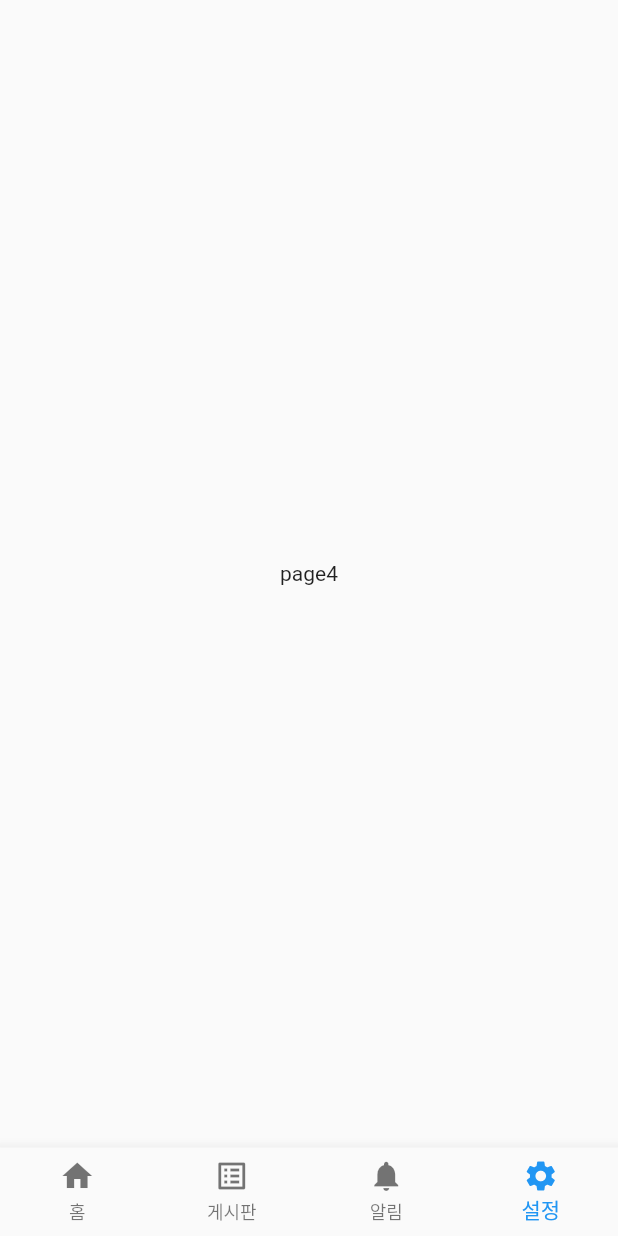
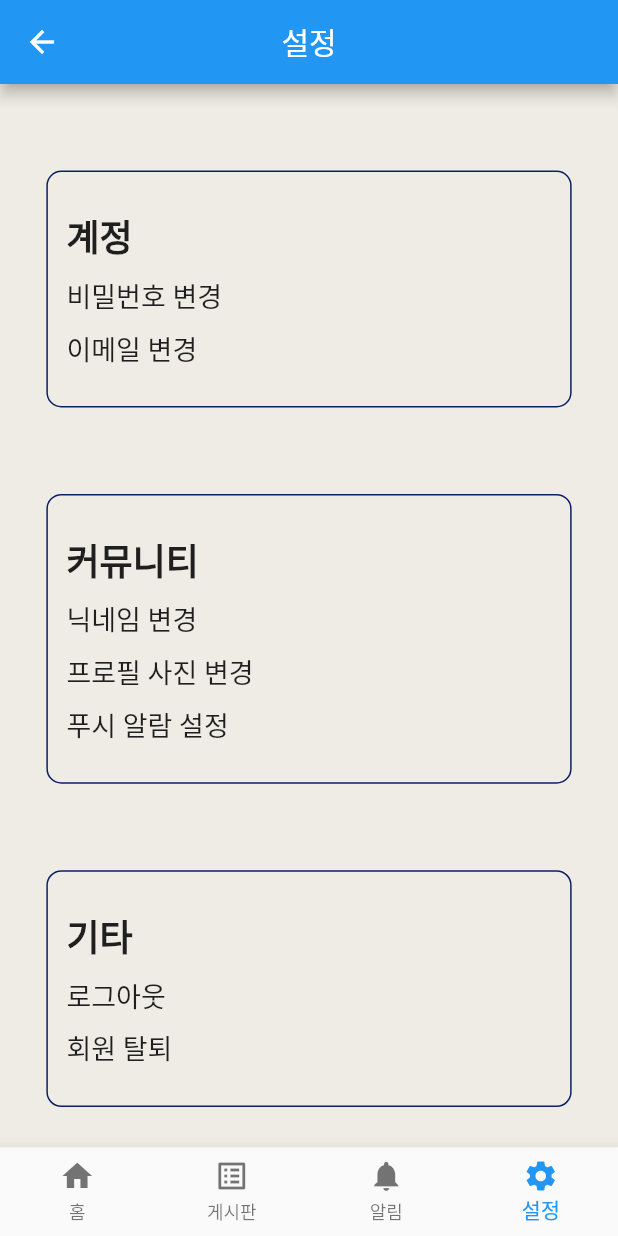
Before and after one commit to bioroid17/MediaProject, a Flutter app: the NavbarScreen screen opened directly, item 4 of the bottom bar chosen, on a phone screen of 412 x 824 dp. Run offline on Flutter 3.47's test engine with Material 2 defaults, Android fonts, the phone set to English and light mode, and no system bars; our stand-ins replace flutter_local_notifications.

Commit message:
설정 화면 및 하위 화면 및 위젯 생성

```diff
--- a/batta/lib/screen/screen_navbar.dart
+++ b/batta/lib/screen/screen_navbar.dart
@@ -1,6 +1,7 @@
 import 'package:batta/screen/screen_boardlist.dart';
 import 'package:batta/screen/screen_home.dart';
 import 'package:batta/screen/screen_notice.dart';
+import 'package:batta/screen/screen_setting.dart';
 import 'package:flutter/material.dart';
 
 class NavbarScreen extends StatefulWidget {
@@ -18,7 +19,7 @@ class _NavbarScreenState extends State<NavbarScreen> {
     const HomeScreen(),
     const BoardListScreen(),
     const NoticeScreen(),
-    const Text('page4'),
+    const SettingScreen(),
   ];
   @override
   Widget build(BuildContext context) {
--- /dev/null
+++ b/batta/lib/screen/screen_setting.dart
@@ -0,0 +1,276 @@
+import 'package:batta/screen/screen_changeemail.dart';
+import 'package:batta/screen/screen_changenick.dart';
+import 'package:batta/screen/screen_changepassword.dart';
+import 'package:flutter/material.dart';
+
+class SettingScreen extends StatelessWidget {
+  const SettingScreen({super.key});
+
+  @override
+  Widget build(BuildContext context) {
+    Size screenSize = MediaQuery.of(context).size;
+    double width = screenSize.width;
+    double height = screenSize.height;
+
+    return SafeArea(
+      child: Scaffold(
+        appBar: AppBar(
+          title: const Text('설정'),
+          centerTitle: true,
+        ),
+        backgroundColor: const Color(0xFFEFECE5),
+        body: SingleChildScrollView(
+          child: Center(
+            child: Column(
+              children: [
+                Container(
+                  decoration: BoxDecoration(
+                    border: Border.all(
+                      color: const Color(0xFF0D2065),
+                    ),
+                    borderRadius: BorderRadius.circular(10),
+                  ),
+                  width: width * 0.85,
+                  margin: EdgeInsets.only(top: height * 0.07),
+                  padding: EdgeInsets.symmetric(
+                    vertical: height * 0.03,
+                    horizontal: width * 0.03,
+                  ),
+                  child: Column(
+                    crossAxisAlignment: CrossAxisAlignment.start,
+                    children: [
+                      const Text(
+                        "계정",
+                        style: TextStyle(
+                          fontSize: 24,
+                          fontWeight: FontWeight.bold,
+                        ),
+                      ),
+                      SizedBox(
+                        height: height * 0.01,
+                      ),
+                      GestureDetector(
+                        onTap: () {
+                          Navigator.push(
+                            context,
+                            MaterialPageRoute(
+                              builder: (context) =>
+                                  const ChangePasswordScreen(),
+                            ),
+                          );
+                        },
+                        child: const Text(
+                          "비밀번호 변경",
+                          style: TextStyle(
+                            fontSize: 18,
+                          ),
+                        ),
+                      ),
+                      SizedBox(
+                        height: height * 0.01,
+                      ),
+                      GestureDetector(
+                        onTap: () {
+                          Navigator.push(
+                            context,
+                            MaterialPageRoute(
+                              builder: (context) => const ChangeEmailScreen(),
+                            ),
+                          );
+                        },
+                        child: const Text(
+                          "이메일 변경",
+                          style: TextStyle(
+                            fontSize: 18,
+                          ),
+                        ),
+                      ),
+                    ],
+                  ),
+                ),
+                Container(
+                  decoration: BoxDecoration(
+                    border: Border.all(
+                      color: const Color(0xFF0D2065),
+                    ),
+                    borderRadius: BorderRadius.circular(10),
+                  ),
+                  width: width * 0.85,
+                  margin: EdgeInsets.only(top: height * 0.07),
+                  padding: EdgeInsets.symmetric(
+                    vertical: height * 0.03,
+                    horizontal: width * 0.03,
+                  ),
+                  child: Column(
+                    crossAxisAlignment: CrossAxisAlignment.start,
+                    children: [
+                      const Text(
+                        "커뮤니티",
+                        style: TextStyle(
+                          fontSize: 24,
+                          fontWeight: FontWeight.bold,
+                        ),
+                      ),
+                      SizedBox(
+                        height: height * 0.01,
+                      ),
+                      GestureDetector(
+                        onTap: () {
+                          Navigator.push(
+                            context,
+                            MaterialPageRoute(
+                              builder: (context) => const ChangeNickScreen(),
+                            ),
+                          );
+                        },
+                        child: const Text(
+                          "닉네임 변경",
+                          style: TextStyle(
+                            fontSize: 18,
+                          ),
+                        ),
+                      ),
+                      SizedBox(
+                        height: height * 0.01,
+                      ),
+                      GestureDetector(
+                        onTap: () {
+                          showDialog(
+                            context: context,
+                            barrierDismissible: true,
+                            builder: (context) {
+                              return AlertDialog(
+                                title: const Text("프로필 사진 변경"),
+                                content: const SingleChildScrollView(
+                                  child: ListBody(
+                                    children: [
+                                      Text("프로필 사진을 변경/삭제할까요?"),
+                                    ],
+                                  ),
+                                ),
+                                actions: [
+                                  TextButton(
+                                    onPressed: () {
+                                      Navigator.of(context).pop();
+                                      // Navigator.push(
+                                      //   context,
+                                      //   MaterialPageRoute(
+                                      //     builder: (context) =>
+                                      //         const ChangeEmailScreen(),
+                                      //   ),
+                                      // );
+                                    },
+                                    child: const Text("변경"),
+                                  ),
+                                  TextButton(
+                                    onPressed: () {
+                                      Navigator.of(context).pop();
+                                    },
+                                    child: const Text("삭제"),
+                                  ),
+                                  TextButton(
+                                    onPressed: () {
+                                      Navigator.of(context).pop();
+                                    },
+                                    child: const Text("취소"),
+                                  ),
+                                ],
+                              );
+                            },
+                          );
+                        },
+                        child: const Text(
+                          "프로필 사진 변경",
+                          style: TextStyle(
+                            fontSize: 18,
+                          ),
+                        ),
+                      ),
+                      SizedBox(
+                        height: height * 0.01,
+                      ),
+                      GestureDetector(
+                        onTap: () {},
+                        child: const Text(
+                          "푸시 알람 설정",
+                          style: TextStyle(
+                            fontSize: 18,
+                          ),
+                        ),
+                      ),
+                    ],
+                  ),
+                ),
+                Container(
+                  decoration: BoxDecoration(
+                    border: Border.all(
+                      color: const Color(0xFF0D2065),
+                    ),
+                    borderRadius: BorderRadius.circular(10),
+                  ),
+                  width: width * 0.85,
+                  margin: EdgeInsets.symmetric(vertical: height * 0.07),
+                  padding: EdgeInsets.symmetric(
+                    vertical: height * 0.03,
+                    horizontal: width * 0.03,
+                  ),
+                  child: Column(
+                    crossAxisAlignment: CrossAxisAlignment.start,
+                    children: [
+                      const Text(
+                        "기타",
+                        style: TextStyle(
+                          fontSize: 24,
+                          fontWeight: FontWeight.bold,
+                        ),
+                      ),
+                      SizedBox(
+                        height: height * 0.01,
+                      ),
+                      GestureDetector(
+                        onTap: () {
+                          // Navigator.push(
+                          //   context,
+                          //   MaterialPageRoute(
+                          //     builder: (context) =>
+                          //         const ChangePasswordScreen(),
+                          //   ),
+                          // );
+                        },
+                        child: const Text(
+                          "로그아웃",
+                          style: TextStyle(
+                            fontSize: 18,
+                          ),
+                        ),
+                      ),
+                      SizedBox(
+                        height: height * 0.01,
+                      ),
+                      GestureDetector(
+                        onTap: () {
+                          // Navigator.push(
+                          //   context,
+                          //   MaterialPageRoute(
+                          //     builder: (context) => const ChangeEmailScreen(),
+                          //   ),
+                          // );
+                        },
+                        child: const Text(
+                          "회원 탈퇴",
+                          style: TextStyle(
+                            fontSize: 18,
+                          ),
+                        ),
+                      ),
+                    ],
+                  ),
+                ),
+              ],
+            ),
+          ),
+        ),
+      ),
+    );
+  }
+}
```
Also changed, not shown: batta/lib/screen/screen_board.dart (+3 -8 lines), batta/lib/screen/screen_boardlist.dart (+11 -48 lines), batta/lib/screen/screen_changeemail.dart (added, +61 -0 lines), batta/lib/screen/screen_changenick.dart (added, +61 -0 lines), batta/lib/screen/screen_changepassword.dart (added, +62 -0 lines).
